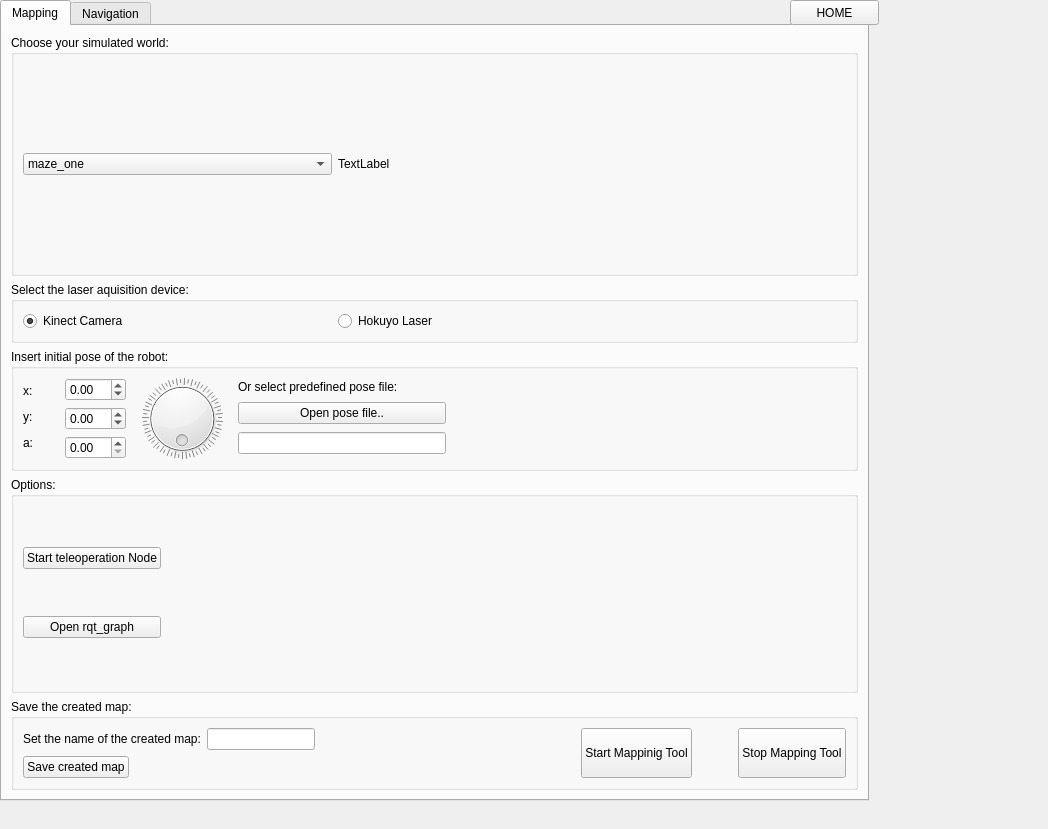
RovisLab/ROS-Nodes, file Resources/pioneer_3dx_ros/pioneer_gui/ui/sim.ui: the form before one commit.
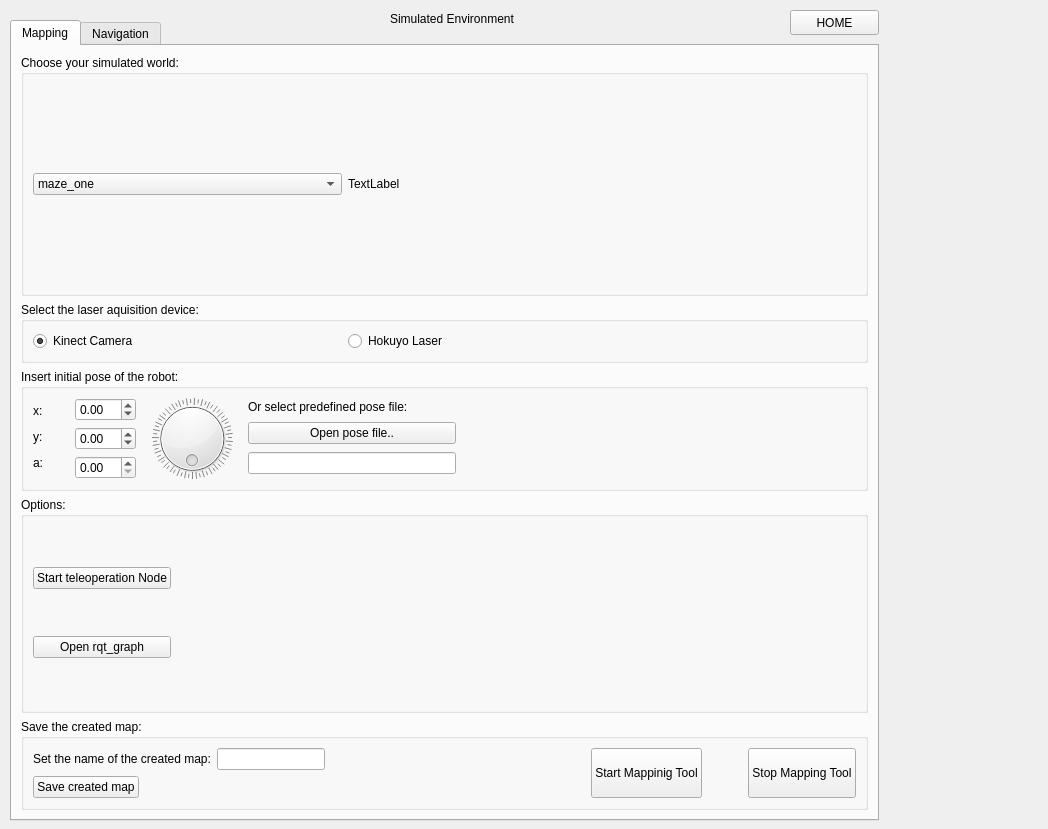
The form after the commit. The open tabs and pages were chosen to show the change.

The edit to the form file:
```diff
--- a/Resources/pioneer_3dx_ros/pioneer_gui/ui/sim.ui
+++ b/Resources/pioneer_3dx_ros/pioneer_gui/ui/sim.ui
@@ -22,8 +22,8 @@
   <widget class="QTabWidget" name="tabWidget">
    <property name="geometry">
     <rect>
-     <x>0</x>
-     <y>0</y>
+     <x>10</x>
+     <y>20</y>
      <width>869</width>
      <height>801</height>
     </rect>
@@ -1648,7 +1648,7 @@
    <property name="geometry">
     <rect>
      <x>790</x>
-     <y>0</y>
+     <y>10</y>
      <width>89</width>
      <height>25</height>
     </rect>
@@ -1657,6 +1657,19 @@
     <string>HOME</string>
    </property>
   </widget>
+  <widget class="QLabel" name="label_2">
+   <property name="geometry">
+    <rect>
+     <x>390</x>
+     <y>10</y>
+     <width>161</width>
+     <height>17</height>
+    </rect>
+   </property>
+   <property name="text">
+    <string>Simulated Environment</string>
+   </property>
+  </widget>
  </widget>
  <resources/>
  <connections/>
```
Left out of the diff: 2 changed lines with no effect on the pictures.
